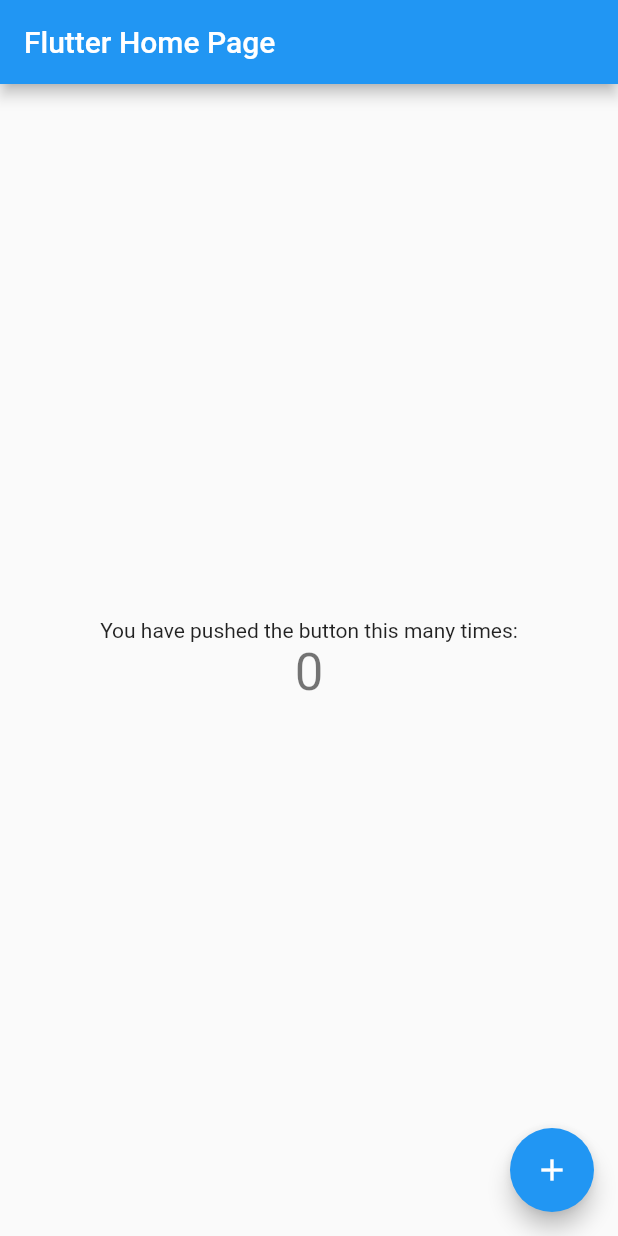
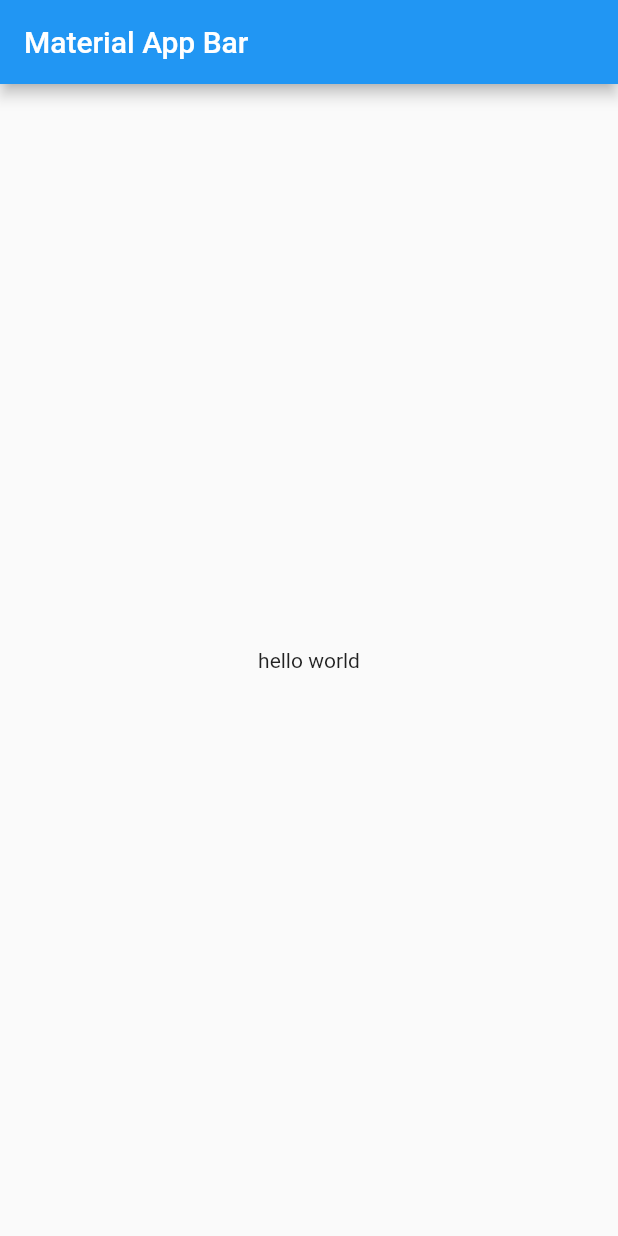
Before and after one commit to reecewang/flutter_news, a Flutter app: the screen it shows after launch, on a phone screen of 412 x 824 dp. Run offline on Flutter 3.47's test engine with Material 2 defaults, Android fonts, the phone set to English and light mode, and no system bars.

Commit message:
build the frame of the project

```diff
--- a/lib/main.dart
+++ b/lib/main.dart
@@ -1,4 +1,5 @@
 import 'package:flutter/material.dart';
+import 'package:flutter_news/pages/welcome/welcome.dart';
 
 void main() {
   runApp(const MyApp());
@@ -12,104 +13,7 @@ class MyApp extends StatelessWidget {
   Widget build(BuildContext context) {
     return MaterialApp(
       title: 'Flutter Demo',
-      theme: ThemeData(
-        // This is the theme of your application.
-        //
-        // Try running your application with "flutter run". You'll see the
-        // application has a blue toolbar. Then, without quitting the app, try
-        // changing the primarySwatch below to Colors.green and then invoke
-        // "hot reload" (press "r" in the console where you ran "flutter run",
-        // or simply save your changes to "hot reload" in a Flutter IDE).
-        // Notice that the counter didn't reset back to zero; the application
-        // is not restarted.
-        primarySwatch: Colors.blue,
-      ),
-      home: const MyHomePage(title: 'Flutter Home Page'),
+      home: WelcomePage(),
     );
   }
 }
-
-class MyHomePage extends StatefulWidget {
-  const MyHomePage({Key? key, required this.title}) : super(key: key);
-
-  // This widget is the home page of your application. It is stateful, meaning
-  // that it has a State object (defined below) that contains fields that affect
-  // how it looks.
-
-  // This class is the configuration for the state. It holds the values (in this
-  // case the title) provided by the parent (in this case the App widget) and
-  // used by the build method of the State. Fields in a Widget subclass are
-  // always marked "final".
-
-  final String title;
-
-  @override
-  State<MyHomePage> createState() => _MyHomePageState();
-}
-
-class _MyHomePageState extends State<MyHomePage> {
-  int _counter = 0;
-
-  void _incrementCounter() {
-    setState(() {
-      // This call to setState tells the Flutter framework that something has
-      // changed in this State, which causes it to rerun the build method below
-      // so that the display can reflect the updated values. If we changed
-      // _counter without calling setState(), then the build method would not be
-      // called again, and so nothing would appear to happen.
-      _counter++;
-    });
-  }
-
-  @override
-  Widget build(BuildContext context) {
-    // This method is rerun every time setState is called, for instance as done
-    // by the _incrementCounter method above.
-    //
-    // The Flutter framework has been optimized to make rerunning build methods
-    // fast, so that you can just rebuild anything that needs updating rather
-    // than having to individually change instances of widgets.
-    return Scaffold(
-      appBar: AppBar(
-        // Here we take the value from the MyHomePage object that was created by
-        // the App.build method, and use it to set our appbar title.
-        title: Text(widget.title),
-      ),
-      body: Center(
-        // Center is a layout widget. It takes a single child and positions it
-        // in the middle of the parent.
-        child: Column(
-          // Column is also a layout widget. It takes a list of children and
-          // arranges them vertically. By default, it sizes itself to fit its
-          // children horizontally, and tries to be as tall as its parent.
-          //
-          // Invoke "debug painting" (press "p" in the console, choose the
-          // "Toggle Debug Paint" action from the Flutter Inspector in Android
-          // Studio, or the "Toggle Debug Paint" command in Visual Studio Code)
-          // to see the wireframe for each widget.
-          //
-          // Column has various properties to control how it sizes itself and
-          // how it positions its children. Here we use mainAxisAlignment to
-          // center the children vertically; the main axis here is the vertical
-          // axis because Columns are vertical (the cross axis would be
-          // horizontal).
-          mainAxisAlignment: MainAxisAlignment.center,
-          children: <Widget>[
-            const Text(
-              'You have pushed the button this many times:',
-            ),
-            Text(
-              '$_counter',
-              style: Theme.of(context).textTheme.headline4,
-            ),
-          ],
-        ),
-      ),
-      floatingActionButton: FloatingActionButton(
-        onPressed: _incrementCounter,
-        tooltip: 'Increment',
-        child: const Icon(Icons.add),
-      ), // This trailing comma makes auto-formatting nicer for build methods.
-    );
-  }
-}
--- /dev/null
+++ b/lib/pages/welcome/welcome.dart
@@ -0,0 +1,24 @@
+import 'package:flutter/material.dart';
+
+class WelcomePage extends StatefulWidget {
+  WelcomePage({Key? key}) : super(key: key);
+
+  @override
+  _WelcomePageState createState() => _WelcomePageState();
+}
+
+class _WelcomePageState extends State<WelcomePage> {
+  @override
+  Widget build(BuildContext context) {
+    return Scaffold(
+      appBar: AppBar(
+        title: Text('Material App Bar'),
+      ),
+      body: Center(
+        child: Container(
+          child: Text('hello world'),
+        ),
+      ),
+    );
+  }
+}
```
